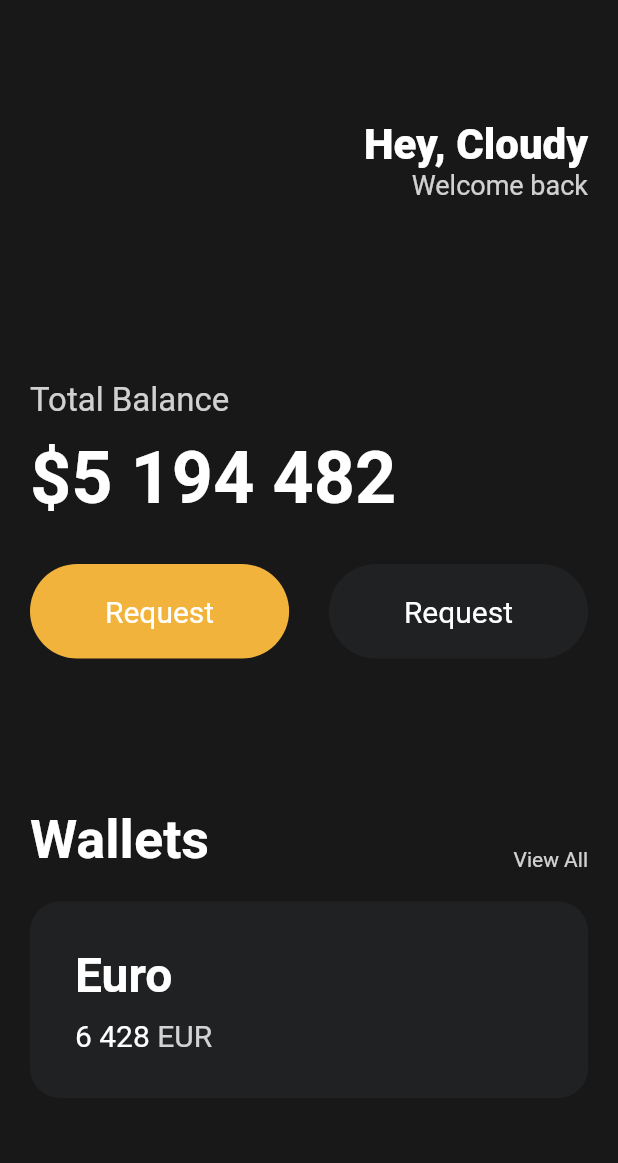
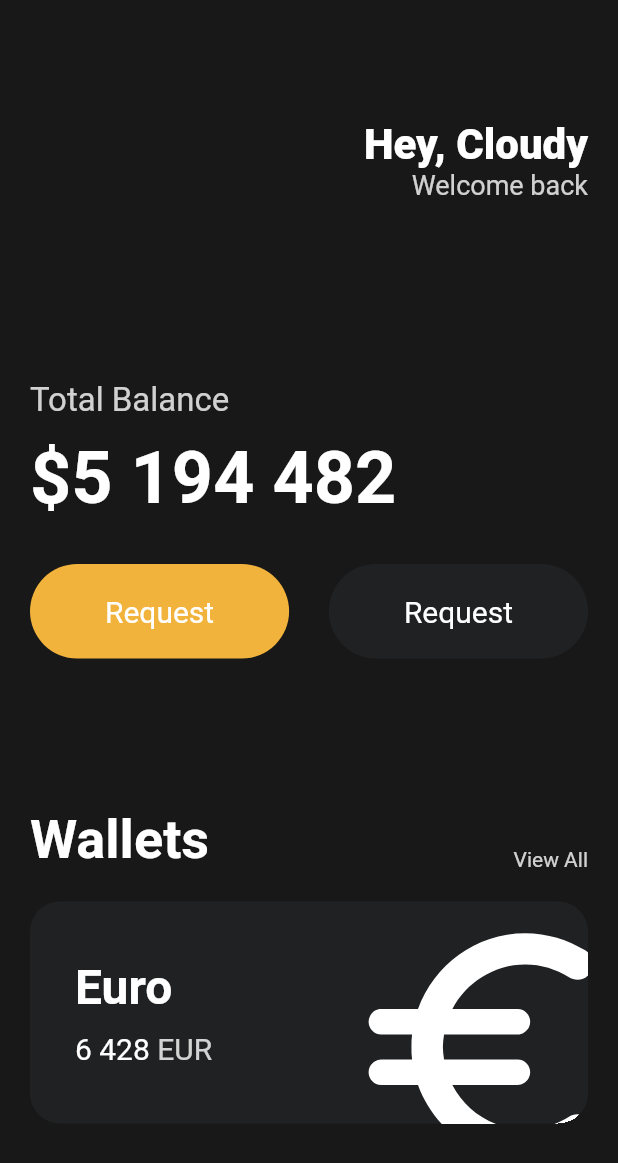
Before and after one commit to sunnyinha/flutter, a Flutter app: the screen it shows after launch, on a phone screen of 412 x 824 dp. Shown: the top 1163 px of the screen. Run offline on Flutter 3.47's test engine with Material 2 defaults, Android fonts, the phone set to English and light mode, and no system bars.

Commit message:
icon 넣기,clipBehavior, Transform(scale, translate)

```diff
--- a/basic_flutter/lib/main.dart
+++ b/basic_flutter/lib/main.dart
@@ -112,6 +112,7 @@ class App extends StatelessWidget {
                 height: 20,
               ),
               Container(
+                clipBehavior: Clip.hardEdge,
                 decoration: BoxDecoration(
                   color: const Color(0xff1f2123),
                   borderRadius: BorderRadius.circular(20),
@@ -119,6 +120,7 @@ class App extends StatelessWidget {
                 child: Padding(
                   padding: const EdgeInsets.all(30),
                   child: Row(
+                    mainAxisAlignment: MainAxisAlignment.spaceBetween,
                     children: [
                       Column(
                         crossAxisAlignment: CrossAxisAlignment.start,
@@ -157,6 +159,20 @@ class App extends StatelessWidget {
                           )
                         ],
                       ),
+                      //아이콘을 포함하는 박스 크기 그대로 두고 아이콘 크기만 변경
+                      Transform.scale(
+                        scale: 2.3,
+                        //아이콘 위치 이동
+                        child: Transform.translate(
+                          offset: const Offset(3, 10),
+                          //아이콘 추가
+                          child: const Icon(
+                            Icons.euro_rounded,
+                            color: Colors.white,
+                            size: 88,
+                          ),
+                        ),
+                      )
                     ],
                   ),
                 ),
```
